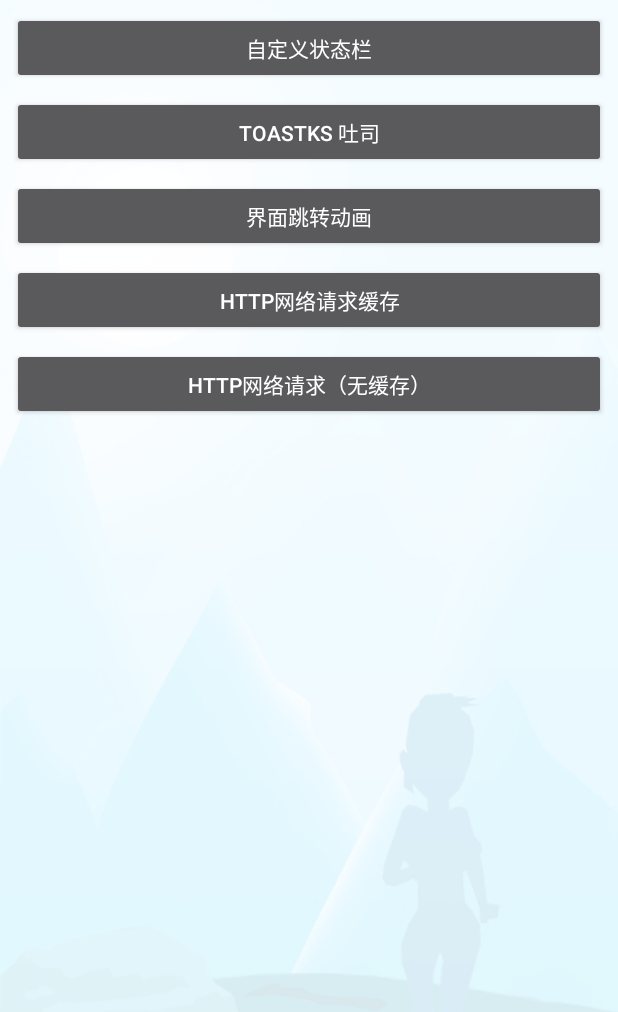
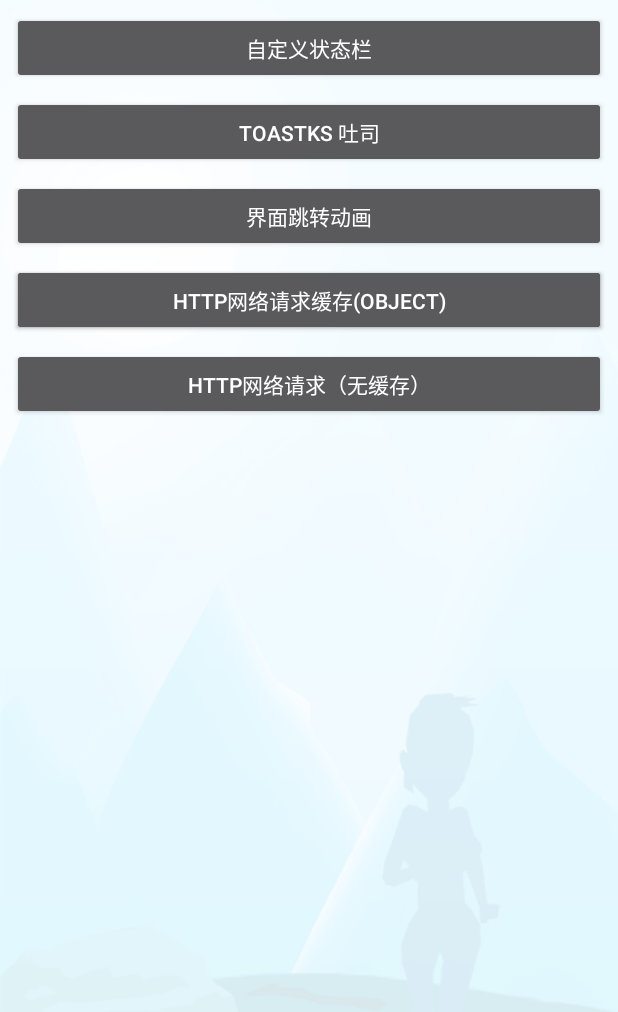
Before and after one commit to zhxk/ProjectBasicTools, an Android app: the screen it shows after launch (MainActivity), on a phone screen of 412 x 824 dp. Shown: the top 1012 px of the screen. Run offline under Robolectric (Android 15) with nearby library versions, the phone set to English and light mode, and no system bars; libraries missing offline, so code that uses them is left out: com.zhy.http.

Commit message:
新增了Json对象请求接口的方法

```diff
--- a/app/src/main/AndroidManifest.xml
+++ b/app/src/main/AndroidManifest.xml
@@ -17,10 +17,13 @@
         android:icon="@mipmap/ic_launcher"
         android:label="@string/app_name"
         android:roundIcon="@mipmap/ic_launcher_round"
+        android:networkSecurityConfig="@xml/network_security_config"
         android:supportsRtl="true"
         android:theme="@style/activityTheme"
         tools:ignore="GoogleAppIndexingWarning">
-        <activity android:name=".activity.HttpActivity"
+        <activity android:name=".activity.HttpObjectCacheActivity"></activity>
+        <activity
+            android:name=".activity.HttpActivity"
             android:launchMode="singleTop" />
         <activity
             android:name=".activity.HttpCacheActivity"
--- a/app/src/main/java/com/ks/projectbasictools/activity/HttpActivity.java
+++ b/app/src/main/java/com/ks/projectbasictools/activity/HttpActivity.java
@@ -16,10 +16,7 @@ import com.ks.projectbasictools.constants.AppConstants;
 import com.ks.projectbasictools.okhttp.OkHttpUtils;
 import com.ks.projectbasictools.utils.ToastKs;
 
-import java.io.File;
-import java.util.HashMap;
 import java.util.List;
-import java.util.Map;
 
 import okhttp3.Call;
 
--- a/app/src/main/java/com/ks/projectbasictools/activity/HttpCacheActivity.java
+++ b/app/src/main/java/com/ks/projectbasictools/activity/HttpCacheActivity.java
@@ -16,8 +16,6 @@ import com.ks.projectbasictools.base.BaseActivity;
 import com.ks.projectbasictools.bean.NewsEntity;
 import com.ks.projectbasictools.constants.AppConstants;
 import com.ks.projectbasictools.retrofit.HttpResponseListener;
-import com.ks.projectbasictools.retrofit.Request;
-import com.ks.projectbasictools.retrofit.ServerHttp;
 import com.ks.projectbasictools.retrofit.ServerUtils;
 import com.ks.projectbasictools.utils.ToastKs;
 import com.ks.projectbasictools.utils.ToastUtil;
--- a/app/src/main/java/com/ks/projectbasictools/activity/MainActivity.java
+++ b/app/src/main/java/com/ks/projectbasictools/activity/MainActivity.java
@@ -30,6 +30,9 @@ public class MainActivity extends BaseActivity {
     public void startCacheAct(View view) {
         startAct(this, HttpCacheActivity.class);
     }
+    public void startObjCacheAct(View view) {
+        startAct(this, HttpObjectCacheActivity.class);
+    }
     public void startHttpAct(View view) {
         startAct(this, HttpActivity.class);
     }
--- /dev/null
+++ b/app/src/main/java/com/ks/projectbasictools/bean/requestObj.java
@@ -0,0 +1,4 @@
+package com.ks.projectbasictools.bean;
+
+public class requestObj {
+}
--- a/app/src/main/java/com/ks/projectbasictools/constants/AppConstants.java
+++ b/app/src/main/java/com/ks/projectbasictools/constants/AppConstants.java
@@ -8,6 +8,7 @@ package com.ks.projectbasictools.constants;
 
 public class AppConstants {
     public static class HTTP {
+//        public static final String BASE_URL = "http://192.168.3.100:9001/";
         public static final String BASE_URL = "https://news-at.zhihu.com/api/";
         public static final String NEWS = "5/news/latest";
     }
--- a/app/src/main/res/layout/activity_main.xml
+++ b/app/src/main/res/layout/activity_main.xml
@@ -59,6 +59,19 @@
         app:layout_constraintTop_toBottomOf="@+id/btn_startAct" />
 
     <Button
+        android:id="@+id/btn_cache_object"
+        android:layout_width="match_parent"
+        android:layout_height="wrap_content"
+        android:layout_marginStart="8dp"
+        android:layout_marginTop="8dp"
+        android:layout_marginEnd="8dp"
+        android:onClick="startObjCacheAct"
+        android:text="Http网络请求缓存(Object)"
+        app:layout_constraintEnd_toEndOf="parent"
+        app:layout_constraintStart_toStartOf="parent"
+        app:layout_constraintTop_toBottomOf="@+id/btn_startAct" />
+
+    <Button
         android:id="@+id/btn_http"
         android:layout_width="match_parent"
         android:layout_height="wrap_content"
--- /dev/null
+++ b/app/src/main/res/xml/network_security_config.xml
@@ -0,0 +1,4 @@
+<?xml version="1.0" encoding="utf-8"?>
+<network-security-config>
+    <base-config cleartextTrafficPermitted="true" />
+</network-security-config>
```
Also changed, not shown: app/src/main/java/com/ks/projectbasictools/activity/HttpObjectCacheActivity.java (added, +40 -0 lines), app/src/main/java/com/ks/projectbasictools/bean/BaseEntity.java (added, +35 -0 lines), app/src/main/res/layout/activity_http_object_cache.xml (added, +9 -0 lines).
